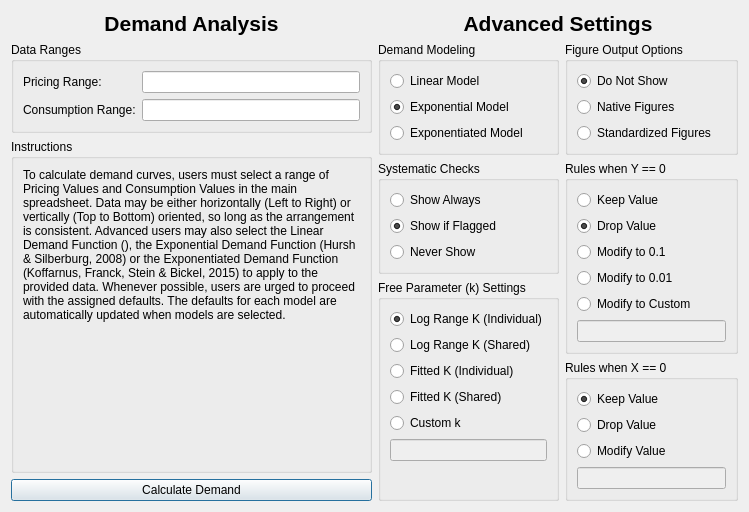
First picture: the form in demandsettingsdialog.ui, repository miyamot0/DemandCalculatorQT, before the edit.
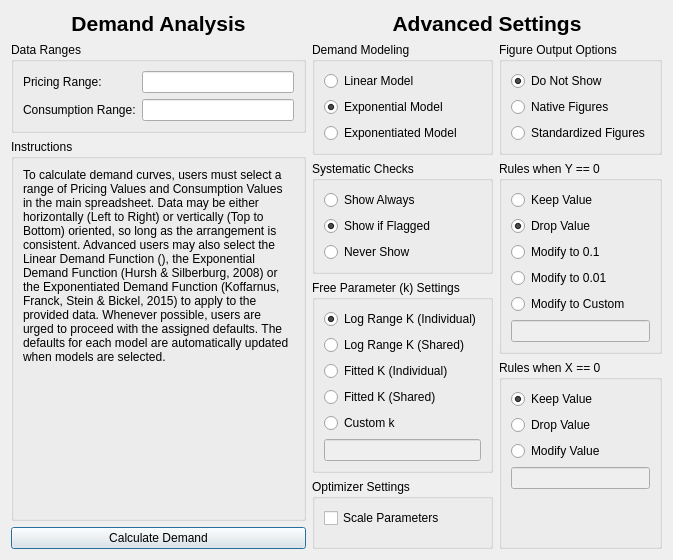
Second picture: the form after the edit.

Commit message: Make scaling optional

```diff
--- a/demandsettingsdialog.ui
+++ b/demandsettingsdialog.ui
@@ -6,8 +6,8 @@
    <rect>
     <x>0</x>
     <y>0</y>
-    <width>749</width>
-    <height>507</height>
+    <width>673</width>
+    <height>560</height>
    </rect>
   </property>
   <property name="windowTitle">
@@ -334,6 +334,25 @@
               </property>
              </widget>
             </item>
+           </layout>
+          </widget>
+         </item>
+         <item>
+          <widget class="QGroupBox" name="groupBoxSettings">
+           <property name="title">
+            <string>Optimizer Settings</string>
+           </property>
+           <layout class="QVBoxLayout" name="verticalLayout_10">
+            <item>
+             <widget class="QCheckBox" name="checkBoxScaling">
+              <property name="toolTip">
+               <string>Scaling parameters may assist with fitting when parameters are wildly different (i.e., Q0 is 100,000 while alpha is 0.001). Default is off.</string>
+              </property>
+              <property name="text">
+               <string>Scale Parameters</string>
+              </property>
+             </widget>
+            </item>
             <item>
              <spacer name="verticalSpacer">
               <property name="orientation">
@@ -342,7 +361,7 @@
               <property name="sizeHint" stdset="0">
                <size>
                 <width>20</width>
-                <height>40</height>
+                <height>10</height>
                </size>
               </property>
              </spacer>
```
Left out of the diff: 3 changed lines with no effect on the pictures. The commit also changes 6 other files.
